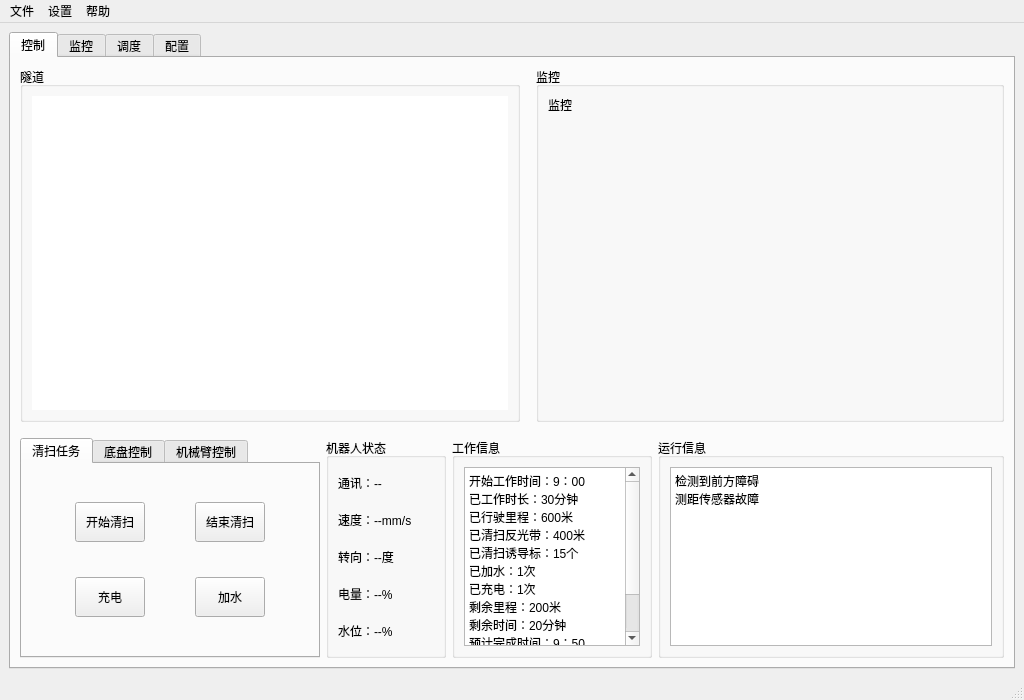
The window that python_test/python_test/ui_main.ui (myzonexu/git_test) describes before a commit, drawn with Qt 5.
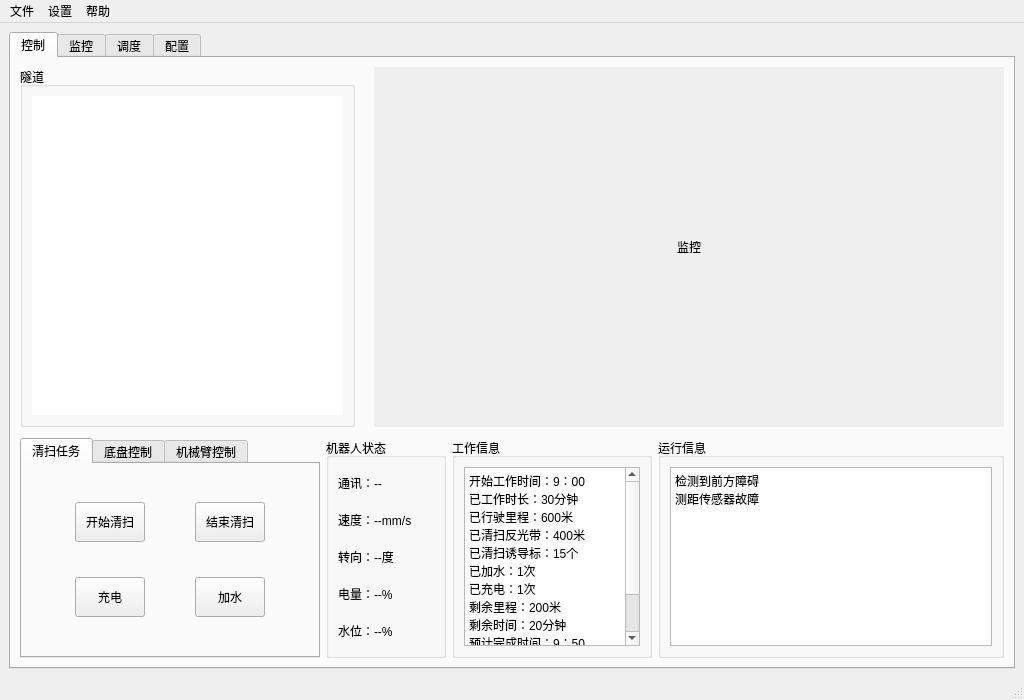
The same window after the commit.

Commit message: camera功能模块化，建立类

Patch:
```diff
--- a/python_test/python_test/ui_main.ui
+++ b/python_test/python_test/ui_main.ui
@@ -63,15 +63,15 @@
           <item>
            <widget class="QGroupBox" name="groupBox">
             <property name="sizePolicy">
-             <sizepolicy hsizetype="Expanding" vsizetype="Expanding">
+             <sizepolicy hsizetype="MinimumExpanding" vsizetype="Expanding">
               <horstretch>0</horstretch>
               <verstretch>0</verstretch>
              </sizepolicy>
             </property>
             <property name="minimumSize">
              <size>
-              <width>500</width>
-              <height>200</height>
+              <width>0</width>
+              <height>0</height>
              </size>
             </property>
             <property name="title">
@@ -80,6 +80,12 @@
             <layout class="QHBoxLayout" name="horizontalLayout_4">
              <item>
               <widget class="QScrollArea" name="scrollArea_map">
+               <property name="sizePolicy">
+                <sizepolicy hsizetype="MinimumExpanding" vsizetype="Preferred">
+                 <horstretch>0</horstretch>
+                 <verstretch>0</verstretch>
+                </sizepolicy>
+               </property>
                <property name="styleSheet">
                 <string notr="true">background-color: rgb(255, 255, 255);</string>
                </property>
@@ -103,8 +109,8 @@
                  <rect>
                   <x>0</x>
                   <y>0</y>
-                  <width>480</width>
-                  <height>316</height>
+                  <width>305</width>
+                  <height>321</height>
                  </rect>
                 </property>
                </widget>
@@ -123,14 +129,14 @@
             </property>
             <property name="sizeHint" stdset="0">
              <size>
-              <width>10</width>
+              <width>13</width>
               <height>20</height>
              </size>
             </property>
            </spacer>
           </item>
           <item>
-           <widget class="QGroupBox" name="groupBox_10">
+           <widget class="QScrollArea" name="scrollArea_camera">
             <property name="sizePolicy">
              <sizepolicy hsizetype="Expanding" vsizetype="Expanding">
               <horstretch>0</horstretch>
@@ -139,25 +145,134 @@
             </property>
             <property name="minimumSize">
              <size>
-              <width>400</width>
-              <height>200</height>
+              <width>630</width>
+              <height>353</height>
              </size>
             </property>
-            <property name="title">
-             <string>监控</string>
+            <property name="baseSize">
+             <size>
+              <width>640</width>
+              <height>360</height>
+             </size>
             </property>
-            <layout class="QHBoxLayout" name="horizontalLayout_3">
-             <item>
-              <widget class="QLabel" name="label_monitor">
-               <property name="text">
-                <string>监控</string>
-               </property>
-               <property name="alignment">
-                <set>Qt::AlignLeading|Qt::AlignLeft|Qt::AlignTop</set>
-               </property>
-              </widget>
-             </item>
-            </layout>
+            <property name="autoFillBackground">
+             <bool>false</bool>
+            </property>
+            <property name="styleSheet">
+             <string notr="true">padding:0px;
+</string>
+            </property>
+            <property name="frameShape">
+             <enum>QFrame::NoFrame</enum>
+            </property>
+            <property name="frameShadow">
+             <enum>QFrame::Plain</enum>
+            </property>
+            <property name="lineWidth">
+             <number>0</number>
+            </property>
+            <property name="sizeAdjustPolicy">
+             <enum>QAbstractScrollArea::AdjustToContents</enum>
+            </property>
+            <property name="widgetResizable">
+             <bool>true</bool>
+            </property>
+            <property name="alignment">
+             <set>Qt::AlignCenter</set>
+            </property>
+            <widget class="QWidget" name="scrollAreaWidgetContents_3">
+             <property name="geometry">
+              <rect>
+               <x>0</x>
+               <y>0</y>
+               <width>630</width>
+               <height>353</height>
+              </rect>
+             </property>
+             <layout class="QGridLayout" name="gridLayout">
+              <property name="leftMargin">
+               <number>0</number>
+              </property>
+              <property name="topMargin">
+               <number>0</number>
+              </property>
+              <property name="rightMargin">
+               <number>0</number>
+              </property>
+              <property name="bottomMargin">
+               <number>0</number>
+              </property>
+              <property name="spacing">
+               <number>0</number>
+              </property>
+              <item row="0" column="0">
+               <widget class="QLabel" name="label_camera">
+                <property name="sizePolicy">
+                 <sizepolicy hsizetype="Expanding" vsizetype="Expanding">
+                  <horstretch>0</horstretch>
+                  <verstretch>0</verstretch>
+                 </sizepolicy>
+                </property>
+                <property name="minimumSize">
+                 <size>
+                  <width>0</width>
+                  <height>0</height>
+                 </size>
+                </property>
+                <property name="sizeIncrement">
+                 <size>
+                  <width>0</width>
+                  <height>0</height>
+                 </size>
+                </property>
+                <property name="baseSize">
+                 <size>
+                  <width>0</width>
+                  <height>0</height>
+                 </size>
+                </property>
+                <property name="font">
+                 <font>
+                  <pointsize>9</pointsize>
+                 </font>
+                </property>
+                <property name="contextMenuPolicy">
+                 <enum>Qt::DefaultContextMenu</enum>
+                </property>
+                <property name="styleSheet">
+                 <string notr="true"/>
+                </property>
+                <property name="frameShape">
+                 <enum>QFrame::NoFrame</enum>
+                </property>
+                <property name="frameShadow">
+                 <enum>QFrame::Plain</enum>
+                </property>
+                <property name="lineWidth">
+                 <number>0</number>
+                </property>
+                <property name="text">
+                 <string>监控</string>
+                </property>
+                <property name="scaledContents">
+                 <bool>false</bool>
+                </property>
+                <property name="alignment">
+                 <set>Qt::AlignCenter</set>
+                </property>
+                <property name="indent">
+                 <number>0</number>
+                </property>
+                <property name="openExternalLinks">
+                 <bool>false</bool>
+                </property>
+                <property name="textInteractionFlags">
+                 <set>Qt::LinksAccessibleByMouse</set>
+                </property>
+               </widget>
+              </item>
+             </layout>
+            </widget>
            </widget>
           </item>
          </layout>
@@ -173,7 +288,7 @@
           <property name="sizeHint" stdset="0">
            <size>
             <width>20</width>
-            <height>10</height>
+            <height>5</height>
            </size>
           </property>
          </spacer>
```
Left out of the diff: 100 changed lines with no effect on the pictures. The commit also changes 15 other files.
